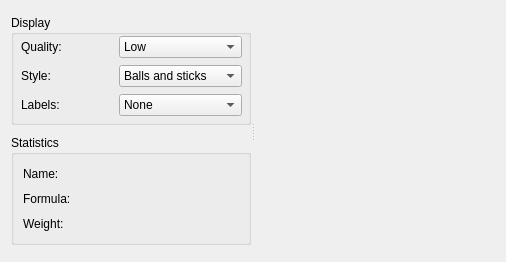
KDE/kalzium, file src/tools/moleculeviewerwidget.ui: the form before one commit.
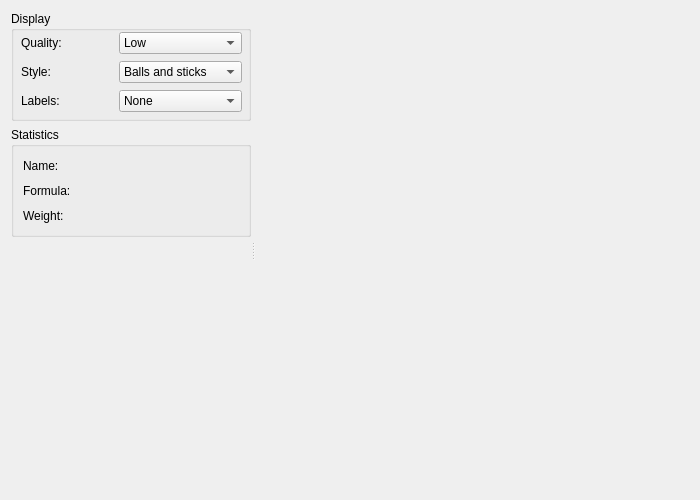
The form after the commit. Custom widgets are drawn as their Qt base class.

Commit message: Some UI improvements for the molecule viewer widget. Added a spacer and made the splitter's children collapsible. Also increased default widget size.

What changed in the file:
```diff
--- a/src/tools/moleculeviewerwidget.ui
+++ b/src/tools/moleculeviewerwidget.ui
@@ -5,8 +5,8 @@
    <rect>
     <x>0</x>
     <y>0</y>
-    <width>506</width>
-    <height>258</height>
+    <width>700</width>
+    <height>500</height>
    </rect>
   </property>
   <property name="sizePolicy" >
@@ -41,7 +41,7 @@
        <item>
         <widget class="QGroupBox" name="groupBox_2" >
          <property name="sizePolicy" >
-          <sizepolicy vsizetype="Fixed" hsizetype="Fixed" >
+          <sizepolicy vsizetype="Fixed" hsizetype="MinimumExpanding" >
            <horstretch>0</horstretch>
            <verstretch>0</verstretch>
           </sizepolicy>
@@ -169,7 +169,7 @@
        <item>
         <widget class="QGroupBox" name="groupBox" >
          <property name="sizePolicy" >
-          <sizepolicy vsizetype="Fixed" hsizetype="Fixed" >
+          <sizepolicy vsizetype="Fixed" hsizetype="MinimumExpanding" >
            <horstretch>0</horstretch>
            <verstretch>0</verstretch>
           </sizepolicy>
@@ -233,6 +233,19 @@
          </layout>
         </widget>
        </item>
+       <item>
+        <spacer>
+         <property name="orientation" >
+          <enum>Qt::Vertical</enum>
+         </property>
+         <property name="sizeHint" >
+          <size>
+           <width>20</width>
+           <height>40</height>
+          </size>
+         </property>
+        </spacer>
+       </item>
       </layout>
      </widget>
      <widget class="KalziumGLWidget" native="1" name="glWidget" >
```
Left out of the diff: 2 changed lines with no effect on the pictures.
